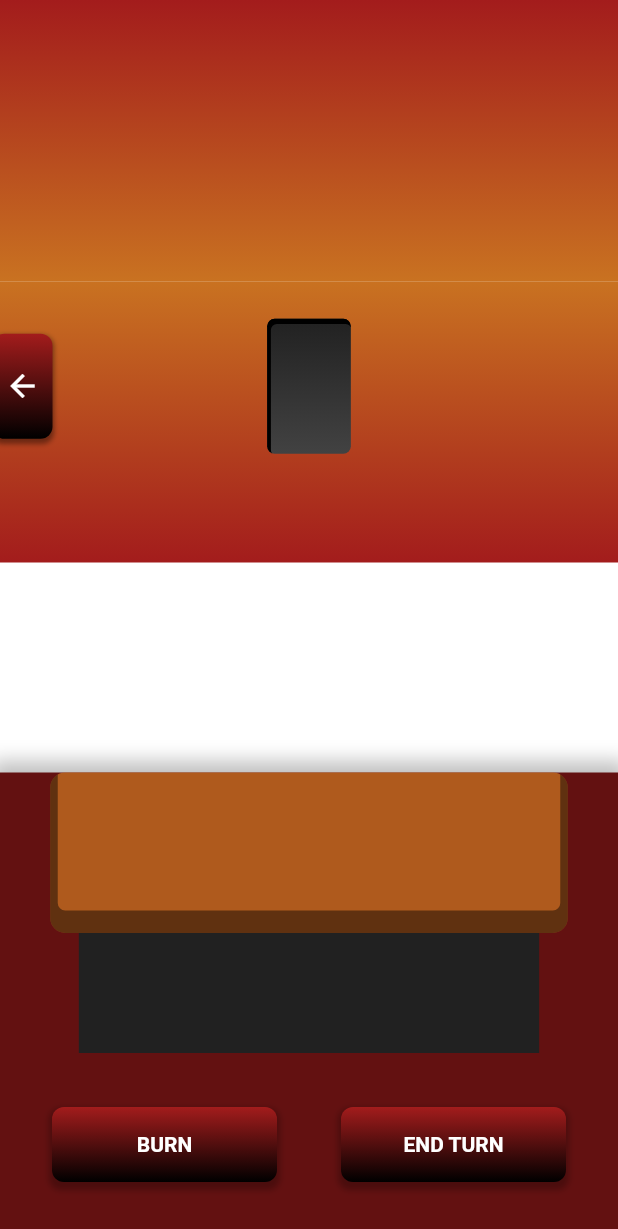
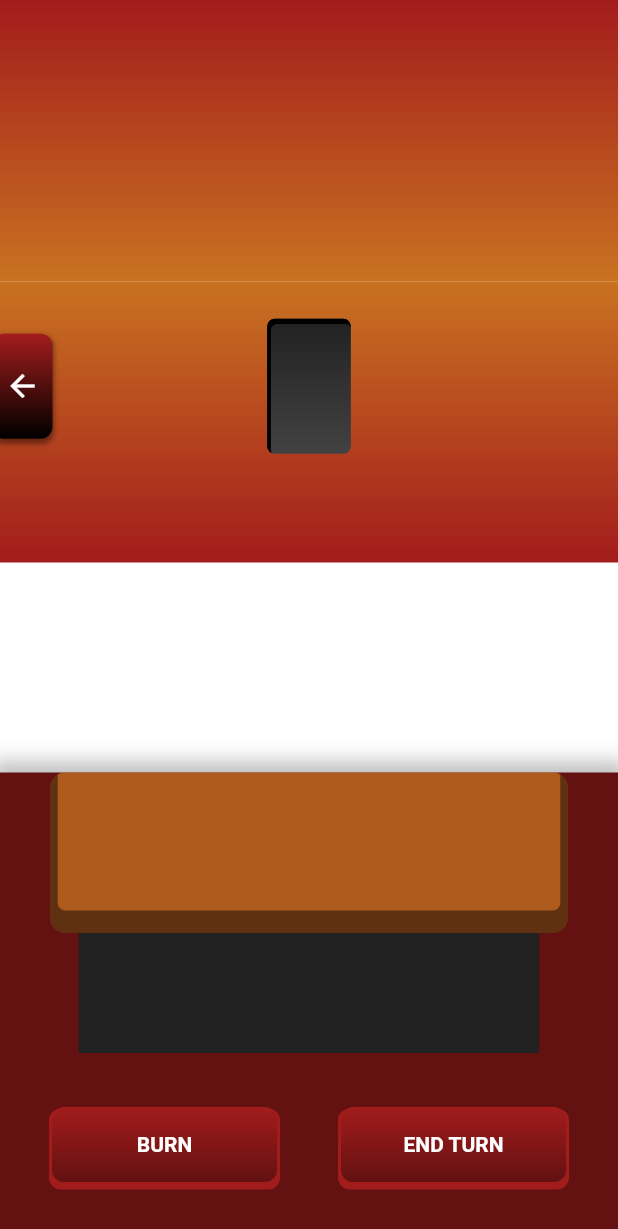
Before and after one commit to dompetriella/Elementals, a Flutter app: the GamePage screen opened by its route, on a phone screen of 412 x 824 dp. Shown: the top 1229 px of the screen. Run offline on Flutter 3.47's test engine with Material 2 defaults, Android fonts, the phone set to English and light mode, and no system bars; our stand-ins replace flutter_hooks, flutter_inset_box_shadow, flutter_riverpod, font_awesome_flutter, freezed_annotation, go_router and 2 more; missing offline and left inert: flutter_guid.

Commit message:
active button ui improvement

```diff
--- a/lib/pages/GamePage/components/action_button_area.dart
+++ b/lib/pages/GamePage/components/action_button_area.dart
@@ -23,6 +23,9 @@ String getButtonName(ElementalType elementalType) {
 }
 
 buttonFunctionForElement(ElementalType elementalType, WidgetRef ref) {
+  ref.read(playerProvider.notifier).state = ref
+      .read(playerProvider)
+      .copyWith(abilityActive: !ref.read(playerProvider).abilityActive);
   switch (elementalType) {
     case ElementalType.fire:
     case ElementalType.air:
@@ -54,7 +57,8 @@ class ActionButtonArea extends ConsumerWidget {
             child: PlayerTurnActionButton(
               theme: theme,
               text: getButtonName(ref.watch(playerProvider).elementalType),
-              isActive: ref.watch(playerProvider).abilityCharges > 0,
+              isAvailable: ref.watch(playerProvider).abilityCharges > 0,
+              isActive: ref.watch(playerProvider).abilityActive,
             ),
           ),
           GestureDetector(
@@ -64,7 +68,7 @@ class ActionButtonArea extends ConsumerWidget {
             child: PlayerTurnActionButton(
               theme: theme,
               text: 'End Turn',
-              isActive: true,
+              isAvailable: true,
             ),
           ),
         ],
--- a/lib/pages/GamePage/components/player_turn_action_button.dart
+++ b/lib/pages/GamePage/components/player_turn_action_button.dart
@@ -2,12 +2,14 @@ import 'package:flutter/material.dart';
 
 class PlayerTurnActionButton extends StatelessWidget {
   final String text;
+  final bool isAvailable;
   final bool isActive;
   const PlayerTurnActionButton(
       {Key? key,
       required this.theme,
       required this.text,
-      required this.isActive})
+      required this.isAvailable,
+      this.isActive = false})
       : super(key: key);
 
   final ColorScheme theme;
@@ -27,17 +29,25 @@ class PlayerTurnActionButton extends StatelessWidget {
                   begin: Alignment.topCenter,
                   end: Alignment.bottomCenter,
                   colors: [
-                      isActive ? theme.primary : Colors.grey,
-                      Colors.black
+                    isAvailable ? theme.primary : Colors.grey,
+                    isActive ? theme.secondary : theme.tertiary
                   ]),
               borderRadius: BorderRadius.circular(8),
               boxShadow: [
-                  BoxShadow(
-                      blurRadius: 3,
+                isActive
+                    ? BoxShadow(
+                        color: theme.secondary,
                         spreadRadius: 2,
-                      offset: Offset(0, 3),
-                      color: Colors.black.withOpacity(0.25))
-                ]),
+                        offset: Offset(0, 0))
+                    : BoxShadow(color: Colors.black.withOpacity(0.25)),
+                !isActive
+                    ? BoxShadow(
+                        color: theme.primary,
+                        spreadRadius: 2,
+                        offset: Offset(0, 3))
+                    : BoxShadow(color: Colors.transparent)
+              ],
+            ),
             child: Padding(
               padding:
                   const EdgeInsets.symmetric(vertical: 12.0, horizontal: 24.0),
```
Lines whose indentation alone changed are shown as unchanged.
